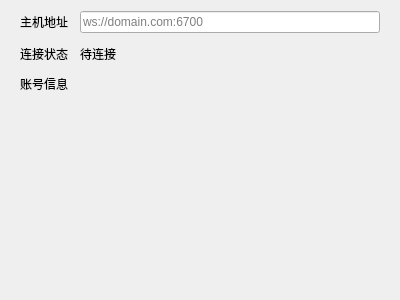
First picture: the form in widgets/settings/accountwidget.ui, repository iwxyi/CatlikeQQ, before the edit.
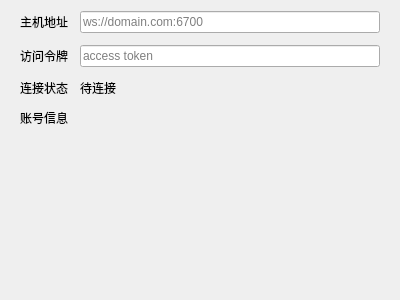
Second picture: the form after the edit.

Commit message: 添加全局AccessToken

Patch:
```diff
--- a/widgets/settings/accountwidget.ui
+++ b/widgets/settings/accountwidget.ui
@@ -31,7 +31,7 @@
      <property name="spacing">
       <number>12</number>
      </property>
-     <item row="1" column="1">
+     <item row="2" column="1">
       <widget class="QLabel" name="connectStateLabel">
        <property name="text">
         <string>待连接</string>
@@ -52,27 +52,41 @@
        </property>
       </widget>
      </item>
-     <item row="1" column="0">
-      <widget class="QLabel" name="label_2">
-       <property name="text">
-        <string>连接状态</string>
-       </property>
-      </widget>
-     </item>
-     <item row="2" column="0">
+     <item row="3" column="0">
       <widget class="QLabel" name="label_3">
        <property name="text">
         <string>账号信息</string>
        </property>
       </widget>
      </item>
-     <item row="2" column="1">
+     <item row="2" column="0">
+      <widget class="QLabel" name="label_2">
+       <property name="text">
+        <string>连接状态</string>
+       </property>
+      </widget>
+     </item>
+     <item row="1" column="0">
+      <widget class="QLabel" name="label_4">
+       <property name="text">
+        <string>访问令牌</string>
+       </property>
+      </widget>
+     </item>
+     <item row="3" column="1">
       <widget class="QLabel" name="accountLabel">
        <property name="text">
         <string/>
        </property>
       </widget>
      </item>
+     <item row="1" column="1">
+      <widget class="QLineEdit" name="tokenEdit">
+       <property name="placeholderText">
+        <string>access token</string>
+       </property>
+      </widget>
+     </item>
     </layout>
    </item>
    <item>
```
Left out of the diff: 2 changed lines with no effect on the pictures. The commit also changes 8 other files.
